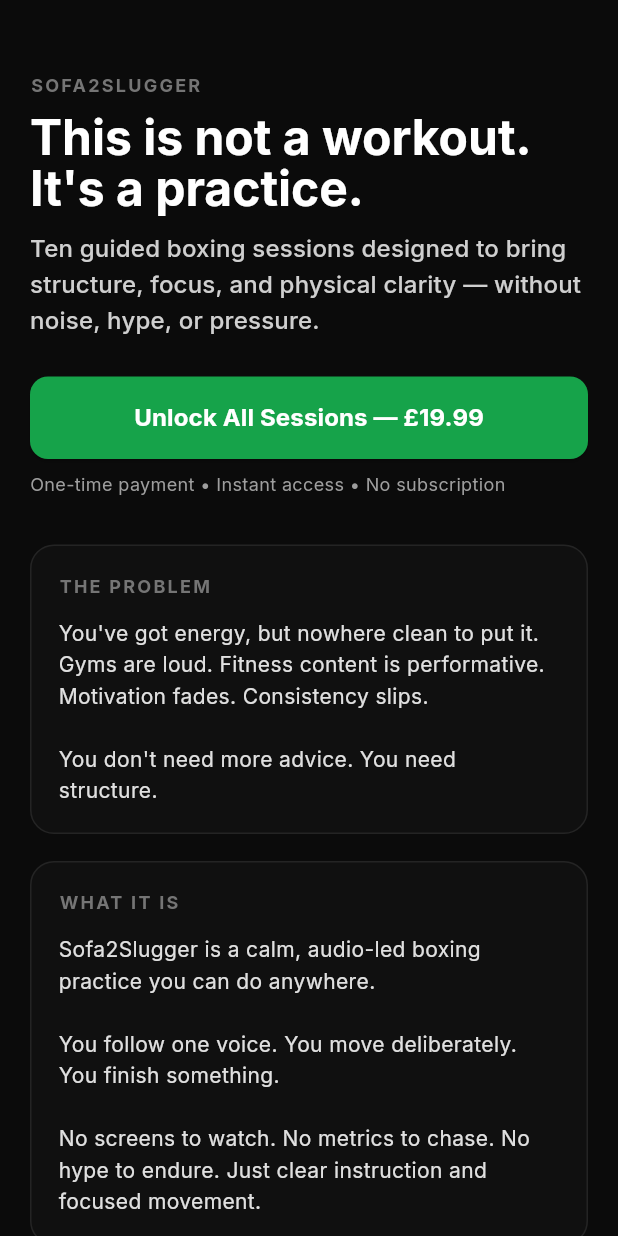
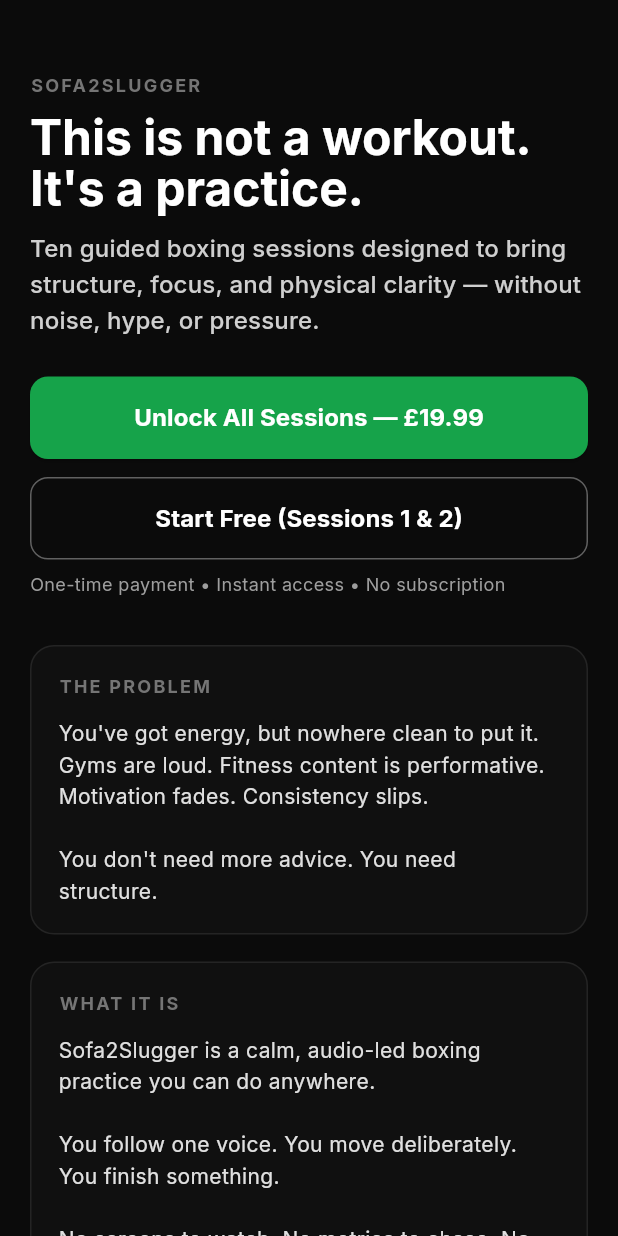
Before and after one commit to Missyrupert/sofa2slugger, a Flutter app: the screen it shows after launch, on a phone screen of 412 x 824 dp. Run offline on Flutter 3.47's test engine with Material 3 defaults, Android fonts, the phone set to English and light mode, and no system bars; our stand-ins replace flutter_animate, flutter_riverpod, go_router, google_fonts, just_audio, shared_preferences; missing offline and left inert: audio_session, dart:html.

Commit message:
Implement Start Free flow and connect session locking to real storage

```diff
--- a/lib/screens/landing.dart
+++ b/lib/screens/landing.dart
@@ -100,7 +100,10 @@
                   // Primary CTA - Buy
                   SizedBox(
                     width: double.infinity,
-                    child: ElevatedButton(
+                    child: Column(
+                      crossAxisAlignment: CrossAxisAlignment.stretch,
+                      children: [
+                        ElevatedButton(
                           onPressed: _isLoading ? null : _handleBuy,
                           style: ElevatedButton.styleFrom(
                             backgroundColor: const Color(0xFF16A34A),
@@ -114,6 +117,24 @@
                             _isLoading ? 'Redirecting...' : 'Unlock All Sessions — £19.99',
                             style: const TextStyle(fontWeight: FontWeight.bold, fontSize: 16),
                           ),
+                        ),
+                        const SizedBox(height: 12),
+                        OutlinedButton(
+                          onPressed: () => context.go('/splash'),
+                          style: OutlinedButton.styleFrom(
+                            side: BorderSide(color: Colors.grey[700]!),
+                            foregroundColor: Colors.white,
+                            padding: const EdgeInsets.symmetric(vertical: 16),
+                            shape: RoundedRectangleBorder(
+                              borderRadius: BorderRadius.circular(12),
+                            ),
+                          ),
+                          child: const Text(
+                            'Start Free (Sessions 1 & 2)',
+                            style: TextStyle(fontWeight: FontWeight.bold, fontSize: 16),
+                          ),
+                        ),
+                      ],
                     ),
                   ),
                   const SizedBox(height: 8),
```
Also changed, not shown: lib/services/session_repository.dart (+2 -7 lines). Lines whose indentation alone changed are shown as unchanged.
